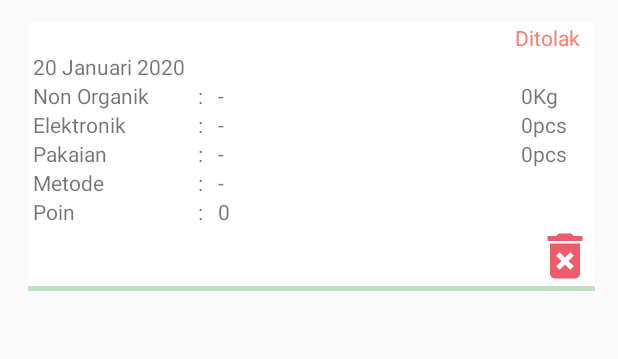
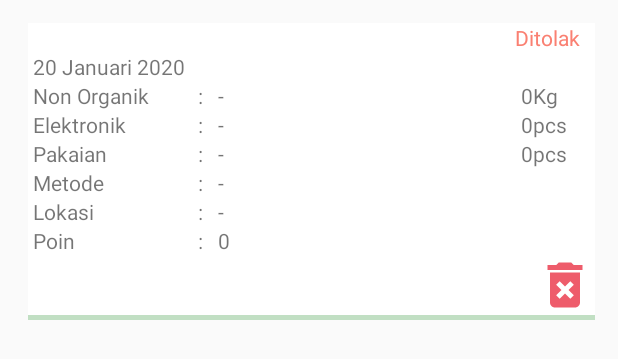
Before and after one commit to albertjuntak04/ProyekMppl, an Android app: the layout item_riwayat.xml on its own in the app's theme, with its tools: preview values and no code run, on a phone screen of 412 x 824 dp. Shown: the top 359 px of the screen. Run offline under Robolectric (Android 15) with nearby library versions, the phone set to English and light mode, and no system bars.

Commit message:
aplikasi 1.1

```diff
--- a/app/src/main/java/com/example/projectmppl/activity/PenukaranKupon.java
+++ b/app/src/main/java/com/example/projectmppl/activity/PenukaranKupon.java
@@ -85,7 +85,7 @@ public class PenukaranKupon extends AppCompatActivity{
         loadInitView(kupon);
         loadPoinUser();
         updateKuponUser();
-        String datetime = new SimpleDateFormat("yyyy-MM-dd HH:mm:ss").format(new Date());
+        String datetime = new SimpleDateFormat("yyyy-MM-dd").format(new Date());
         btnTukarkan.setOnClickListener(view -> {
             showProgress();
             if (jumlahPoin>=kupon.getJumlahpoin()){
--- a/app/src/main/java/com/example/projectmppl/activity/RegisterActivity.java
+++ b/app/src/main/java/com/example/projectmppl/activity/RegisterActivity.java
@@ -142,7 +142,7 @@ public class RegisterActivity extends AppCompatActivity {
                                 alertDialogBuilder.setMessage("Akun Anda berhasil di daftar. Silahkan masuk menggunakan akun Anda");
 
                                 // Save new User
-                                addUSer(new User(name,email,noHP,pekerjaan,jenisKelamin,password, "url",0,0));
+                                addUSer(new User(name,email,noHP,pekerjaan,jenisKelamin,password, " ",0,0));
                                 alertDialogBuilder.setPositiveButton("OK", new DialogInterface.OnClickListener() {
                                     @Override
                                     public void onClick(DialogInterface dialogInterface, int i) {
--- a/app/src/main/java/com/example/projectmppl/adapter/ListRiwayatAdapter.java
+++ b/app/src/main/java/com/example/projectmppl/adapter/ListRiwayatAdapter.java
@@ -65,6 +65,7 @@ public class ListRiwayatAdapter extends RecyclerView.Adapter<ListRiwayatAdapter.
         holder.elektronik.setText(String.valueOf(transaksi.getKantongElektronik()));
         holder.totalPoin.setText(String.valueOf(transaksi.getTotalPoin()));
         holder.status.setText(String.valueOf(transaksi.getStatus()));
+        holder.lokasi.setText(String.valueOf(transaksi.getLokasi()));
 
         if (String.valueOf(transaksi.getStatus()).equals("Menunggu") || String.valueOf(transaksi.getStatus()).equals("Diterima")){
             holder.status.setTextColor(Color.GREEN);
@@ -160,6 +161,8 @@ public class ListRiwayatAdapter extends RecyclerView.Adapter<ListRiwayatAdapter.
         TextView metode;
         @BindView(R.id.total_poin)
         TextView totalPoin;
+        @BindView(R.id.lokasi)
+        TextView lokasi;
         @BindView(R.id.hapus)
         Button btnHapus;
         @BindView(R.id.status)
--- a/app/src/main/res/layout/item_riwayat.xml
+++ b/app/src/main/res/layout/item_riwayat.xml
@@ -168,6 +168,30 @@
             android:orientation="horizontal"
             android:layout_marginLeft="3dp">
             <TextView
+                android:id="@+id/txt_lokasi"
+                android:layout_width="100dp"
+                android:layout_height="wrap_content"
+                android:text="Lokasi" />
+            <TextView
+                android:layout_width="wrap_content"
+                android:layout_height="wrap_content"
+                android:paddingLeft="10dp"
+                android:text=":" />
+            <TextView
+                android:id="@+id/lokasi"
+                android:layout_width="wrap_content"
+                android:layout_height="wrap_content"
+                android:text="-"
+                android:paddingStart="10dp"/>
+
+        </LinearLayout>
+
+        <LinearLayout
+            android:layout_width="wrap_content"
+            android:layout_height="wrap_content"
+            android:orientation="horizontal"
+            android:layout_marginLeft="3dp">
+            <TextView
                 android:id="@+id/poin"
                 android:layout_width="100dp"
                 android:layout_height="wrap_content"
--- a/app/src/main/res/values/strings.xml
+++ b/app/src/main/res/values/strings.xml
@@ -43,7 +43,7 @@
 
     <string name="komputer">Komputer</string>
     <string name="hp">Handphone</string>
-    <string name="prumah">Perlengkapan Rumah</string>
+    <string name="prumah">Perlengkapan Rumah Tangga</string>
     <string name="pakaian">Pakaian</string>
 
     <string name="hardisk">Hardisk</string>
```
